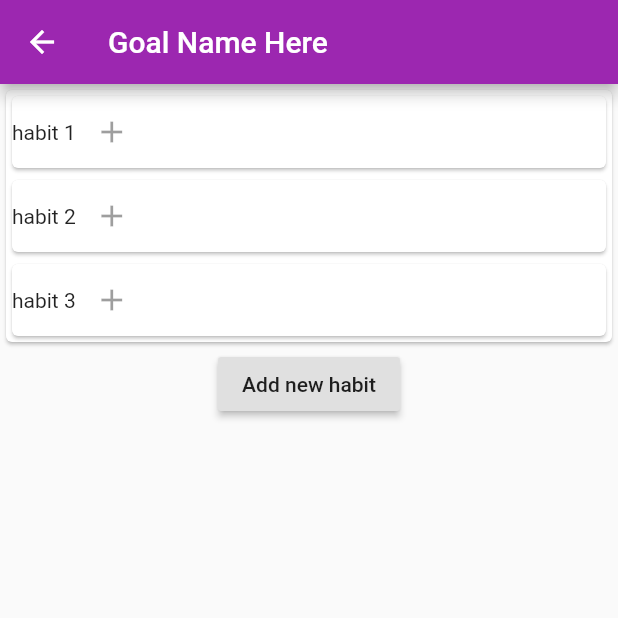
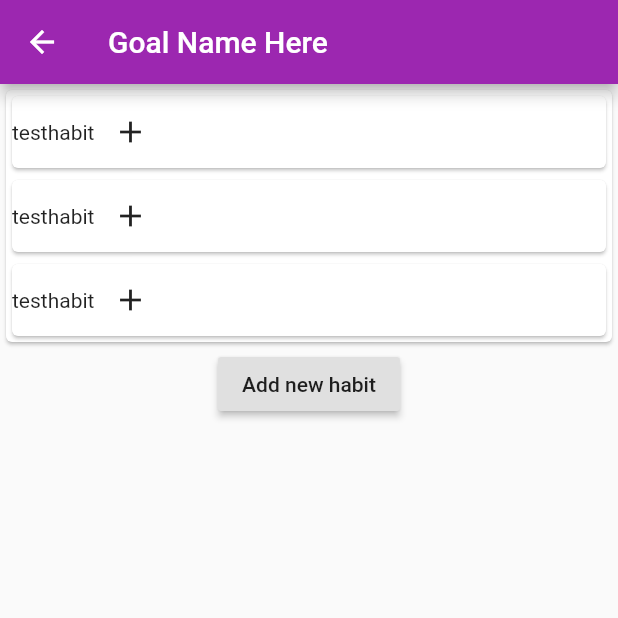
Before and after one commit to RebeccaSyria/habittracker, a Flutter app: the screen it shows after launch, item 2 of the bottom bar chosen, after a tap on the "assignment" icon, on a phone screen of 412 x 824 dp, the top half of it. Run offline on Flutter 3.47's test engine with Material 2 defaults, Android fonts, the phone set to English and light mode, and no system bars; our stand-ins replace bloc, equatable, flutter_bloc, sembast.

Commit message:
More page routing

```diff
--- a/lib/model/goal.dart
+++ b/lib/model/goal.dart
@@ -3,18 +3,21 @@ import 'package:meta/meta.dart';
 class Goal {
   int id;
   final String name;
+  final int points;
 
-  Goal({@required this.name});
+  Goal({ @required this.name, @required this.points});
 
   Map<String, dynamic> toMap() {
     return {
-      'name': name
+      'name': name,
+      'points': points
     };
   }
 
   static Goal fromMap(Map<String,dynamic> map) {
     return Goal(
-      name: map['name']
+      name: map['name'],
+      points: map['points']
     );
   }
 
--- a/lib/view_goal_page.dart
+++ b/lib/view_goal_page.dart
@@ -1,8 +1,14 @@
 import 'package:flutter/material.dart';
 
 import 'package:habittracker/create_habit_page.dart';
+import 'package:habittracker/model/habit.dart';
+import 'package:habittracker/widgets/habit_tile.dart';
 
 class ViewGoalPage extends StatelessWidget {
+  static Map<String, bool> _dayMap = {};
+  static Habit _mockHabit = Habit(
+      name: "testhabit", positive: true, goal: "", days: _dayMap);
+
   @override
   Widget build(BuildContext context) {
     return Scaffold(
@@ -11,10 +17,11 @@ class ViewGoalPage extends StatelessWidget {
         children: <Widget>[
           buildHabitColumn(),
           RaisedButton(
-            child: Text("Add new habit"),
-            onPressed: () {
-              Navigator.push(context, MaterialPageRoute(builder: (context) => CreateHabitPage()));
-            }
+              child: Text("Add new habit"),
+              onPressed: () {
+                Navigator.push(context,
+                    MaterialPageRoute(builder: (context) => CreateHabitPage()));
+              }
           )
         ],
       ),
@@ -25,24 +32,17 @@ class ViewGoalPage extends StatelessWidget {
     return Card(
       child: Column(
         children: <Widget>[
-          buildHabitTile("habit 1"),
-          buildHabitTile("habit 2"),
-          buildHabitTile("habit 3")
+          buildHabitTile(_mockHabit),
+          buildHabitTile(_mockHabit),
+          buildHabitTile(_mockHabit)
         ],
       ),
     );
   }
 
-  Card buildHabitTile(String habitName) {
-    return Card(
-      child: Row(
-        children: <Widget>[
-          Text(habitName),
-          IconButton(
-            icon: Icon(Icons.add),
-          )
-        ],
-      ),
+  HabitTile buildHabitTile(Habit habit) {
+    return HabitTile(
+      habit: _mockHabit,
     );
   }
 }
--- a/lib/widgets/goal_list.dart
+++ b/lib/widgets/goal_list.dart
@@ -1,5 +1,6 @@
 import 'package:flutter/cupertino.dart';
 import 'package:flutter/material.dart';
+import 'package:habittracker/create_goal_page.dart';
 import 'package:habittracker/model/goal.dart';
 import 'package:habittracker/view_goal_page.dart';
 
@@ -7,10 +8,10 @@ class GoalList extends StatelessWidget {
   @override
   Widget build(BuildContext context) {
     final List<Goal> _goals = <Goal>[
-      Goal(name: "test"),
-      Goal(name: "test2"),
-      Goal(name: "test3"),
-      Goal(name: "test4")
+      Goal(name: "test", points: 0),
+      Goal(name: "test2", points: 1),
+      Goal(name: "test3", points: -3),
+      Goal(name: "test4", points: 5)
     ];
     return Card(
       child: Column(
@@ -18,7 +19,13 @@ class GoalList extends StatelessWidget {
           _buildGoalTile(_goals[0], context),
           _buildGoalTile(_goals[1], context),
           _buildGoalTile(_goals[2], context),
-          _buildGoalTile(_goals[3], context)
+          _buildGoalTile(_goals[3], context),
+          RaisedButton(
+            child: Text("Create New Goal"),
+            onPressed: () {
+              Navigator.push(context, MaterialPageRoute(builder: (context) => CreateGoalPage()));
+            },
+          )
         ],
       ),
     );
--- a/lib/widgets/habit_tile.dart
+++ b/lib/widgets/habit_tile.dart
@@ -1,6 +1,7 @@
 import 'package:flutter/cupertino.dart';
 import 'package:flutter/material.dart';
 import 'package:habittracker/model/habit.dart';
+import 'package:habittracker/view_habit_page.dart';
 
 class HabitTile extends StatelessWidget {
   final Habit habit;
@@ -15,6 +16,9 @@ class HabitTile extends StatelessWidget {
           Text(habit.name),
           IconButton(
             icon: Icon(Icons.add),
+            onPressed: () {
+              Navigator.push(context, MaterialPageRoute(builder: (context) => ViewHabitPage()));
+            },
           )
         ],
       ),
```
Also changed, not shown: lib/view_habit_page.dart (+108 -0 lines).
